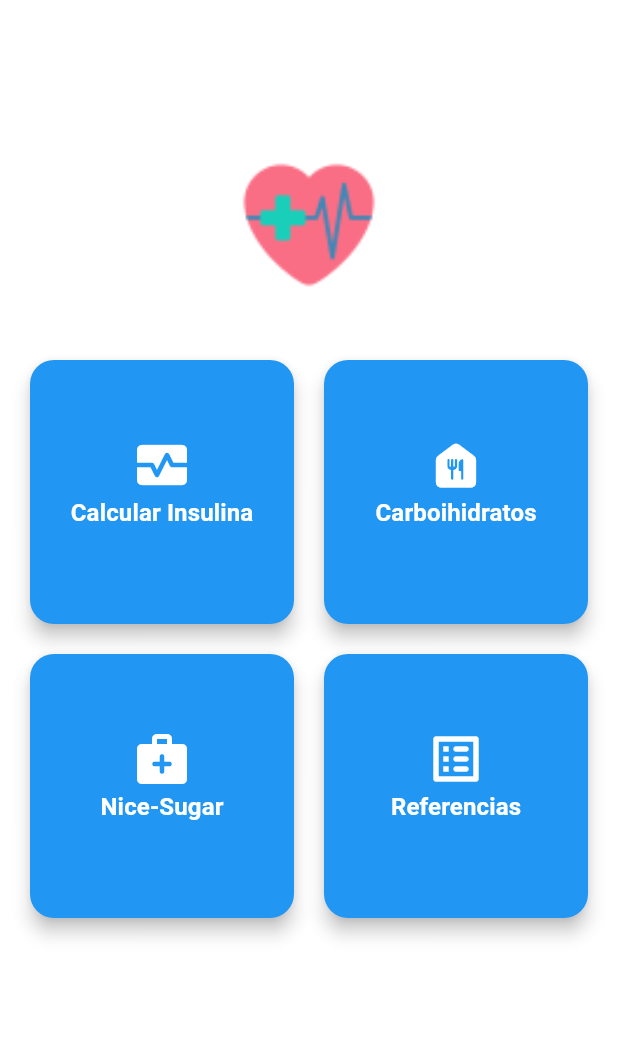
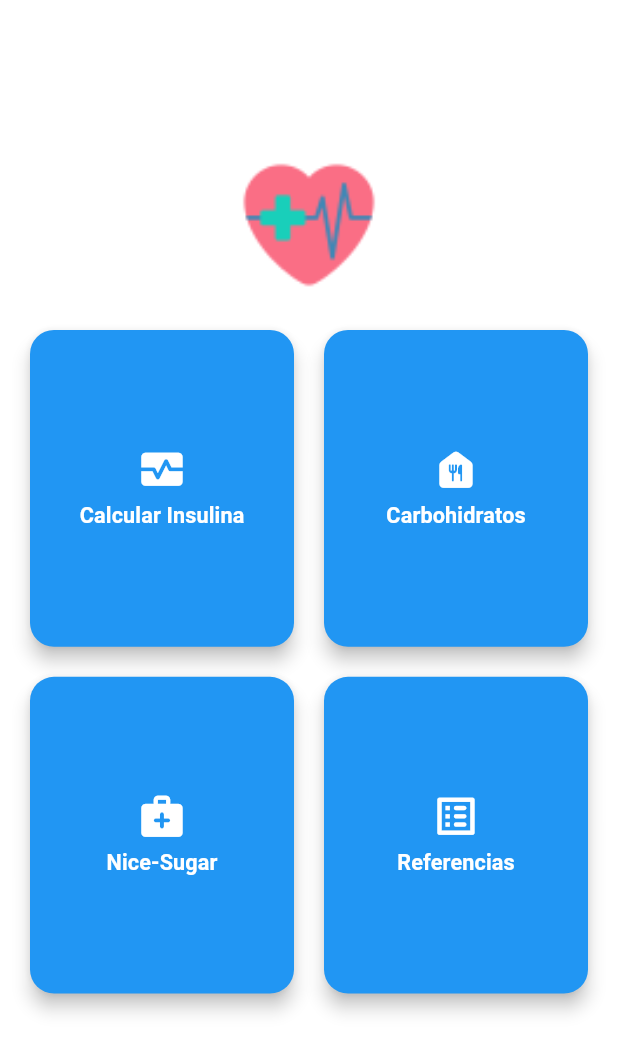
Before and after one commit to Martin-Munive/Control-insulinas, a Flutter app: the screen it shows after launch, on a phone screen of 412 x 824 dp. Shown: the top 1053 px of the screen. Run offline on Flutter 3.47's test engine with Material 3 defaults, Android fonts, the phone set to English and light mode, and no system bars.

Commit message:
responsibe opciones

```diff
--- a/lib/pages/opciones_pages.dart
+++ b/lib/pages/opciones_pages.dart
@@ -4,54 +4,61 @@ import 'package:flutter/material.dart';
 
 class OpcionesPages extends StatelessWidget {
   static const String name = "/OpcionesPages";
+
   const OpcionesPages({super.key});
 
   @override
   Widget build(BuildContext context) {
-    // BDProvider.db.database;
+    final size = MediaQuery.of(context).size; // Obtiene tamaño de pantalla
+
     return SafeArea(
       child: Scaffold(
         backgroundColor: Colors.white,
         body: Container(
           padding: EdgeInsets.only(bottom: 20, left: 20, right: 20),
+          child: SingleChildScrollView(
             child: Column(
-            spacing: 40,
               children: [
                 Logo(),
+                SizedBox(height: 20), // Espaciado extra
                 GridView.count(
                   shrinkWrap: true,
+                  physics: NeverScrollableScrollPhysics(), // Evita doble scroll
                   crossAxisCount: 2,
                   mainAxisSpacing: 20,
                   crossAxisSpacing: 20,
-                childAspectRatio: 1,
+                  childAspectRatio:
+                      size.width / (size.height * 0.6), // Ajuste dinámico
                   children: [
-                  ButtonNavigationIcon(
-                    hero: '1',
-                    icon: Icons.monitor_heart_rounded,
-                    nombre: 'Calcular Insulina',
-                    child: VistaUnoPages(),
+                    _buildButton(context, '1', Icons.monitor_heart_rounded,
+                        'Calcular Insulina', VistaUnoPages()),
+                    _buildButton(context, '2', Icons.food_bank_rounded,
+                        'Carbohidratos', VistaDosPages()),
+                    _buildButton(context, '3', Icons.medical_services_rounded,
+                        'Nice-Sugar', VistaTresPages()),
+                    _buildButton(context, '4', Icons.list_alt_rounded,
+                        'Referencias', VistaCuatroPages()),
+                  ],
                 ),
-                  ButtonNavigationIcon(
-                      hero: '2',
-                      icon: Icons.food_bank_rounded,
-                      nombre: 'Carboihidratos',
-                      child: VistaDosPages()),
-                  ButtonNavigationIcon(
-                      icon: Icons.medical_services_rounded,
-                      hero: '3',
-                      nombre: 'Nice-Sugar',
-                      child: VistaTresPages()),
-                  ButtonNavigationIcon(
-                      icon: Icons.list_alt_rounded,
-                      hero: '4',
-                      nombre: 'Referencias',
-                      child: VistaCuatroPages()),
               ],
-              )
-            ],
+            ),
           ),
         ),
       ),
     );
   }
+
+  Widget _buildButton(BuildContext context, String hero, IconData icon,
+      String nombre, Widget child) {
+    final size = MediaQuery.of(context).size;
+    return SizedBox(
+      height: size.height * 0.2, // Ajusta según el alto de la pantalla
+      child: ButtonNavigationIcon(
+        hero: hero,
+        icon: icon,
+        nombre: nombre,
+        child: child,
+      ),
+    );
   }
+}
--- a/lib/widgets/button_icon_nav_widget.dart
+++ b/lib/widgets/button_icon_nav_widget.dart
@@ -8,46 +8,55 @@ class ButtonNavigationIcon extends StatelessWidget {
   final String hero;
   final String nombre;
 
-  const ButtonNavigationIcon(
-      {super.key,
+  const ButtonNavigationIcon({
+    super.key,
     required this.icon,
     required this.child,
     required this.hero,
-      required this.nombre});
+    required this.nombre,
+  });
 
   @override
   Widget build(BuildContext context) {
-    return FloatingActionButton(
+    // Obtiene el tamaño de la pantalla
+    final size = MediaQuery.of(context).size;
+
+    return SizedBox(
+      width: size.width * 0.18, // 18% del ancho de la pantalla
+      height: size.width * 0.18, // Mantiene proporción cuadrada
+      child: FloatingActionButton(
         onPressed: () {
           RouteTransition(
             context: context,
             child: child,
             animation: AnimationType.fadeIn,
-            duration: Duration(seconds: 1),
+            duration: const Duration(seconds: 1),
             replacement: true,
           );
         },
         heroTag: hero,
         elevation: 5,
         backgroundColor: Colors.blue,
-        child: Container(
-          padding: const EdgeInsets.only(top: 50),
         child: Column(
+          mainAxisAlignment: MainAxisAlignment.center, // Centra icono y texto
           children: [
             Icon(
               icon,
               color: ColorExacto.colorBlanco,
-                size: 40,
+              size: size.width * 0.08, // Ajusta tamaño del icono
             ),
+            SizedBox(height: 4), // Espaciado entre icono y texto
             Text(
               nombre,
               style: TextStyle(
                 color: ColorExacto.colorBlanco,
-                    fontSize: 16,
-                    fontWeight: FontWeight.bold),
-              )
+                fontSize: size.width * 0.035, // Ajusta tamaño del texto
+                fontWeight: FontWeight.bold,
+              ),
+            ),
           ],
         ),
-        ));
+      ),
+    );
   }
 }
```
Also changed, not shown: 4 other files. Lines whose indentation alone changed are shown as unchanged.
